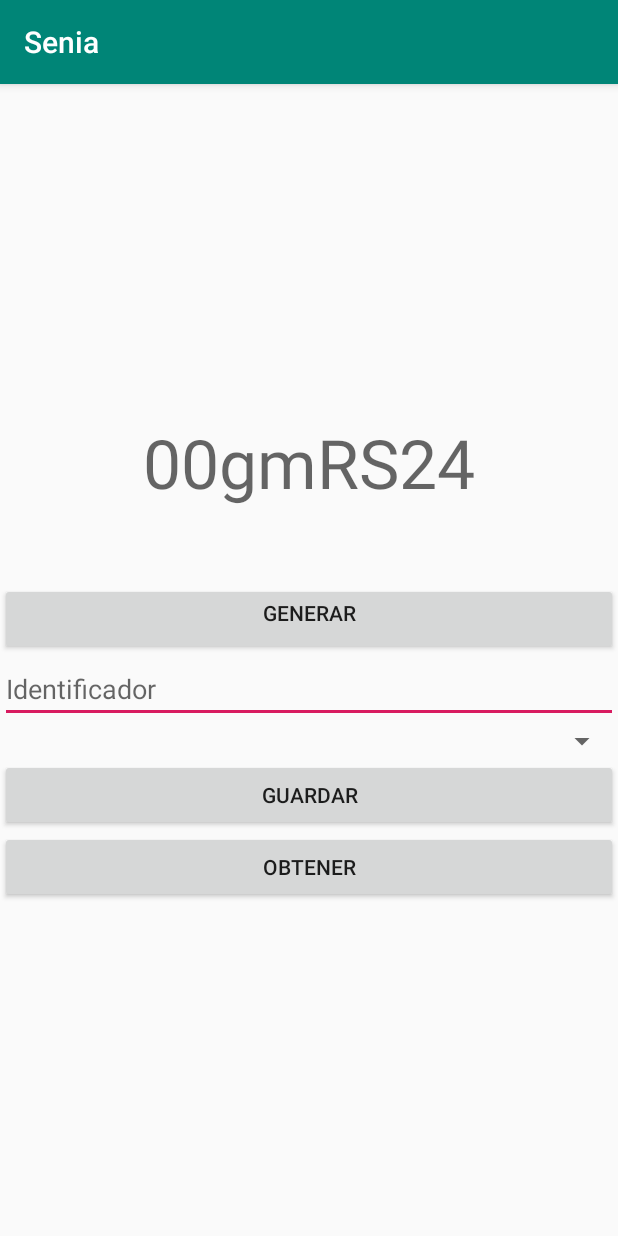
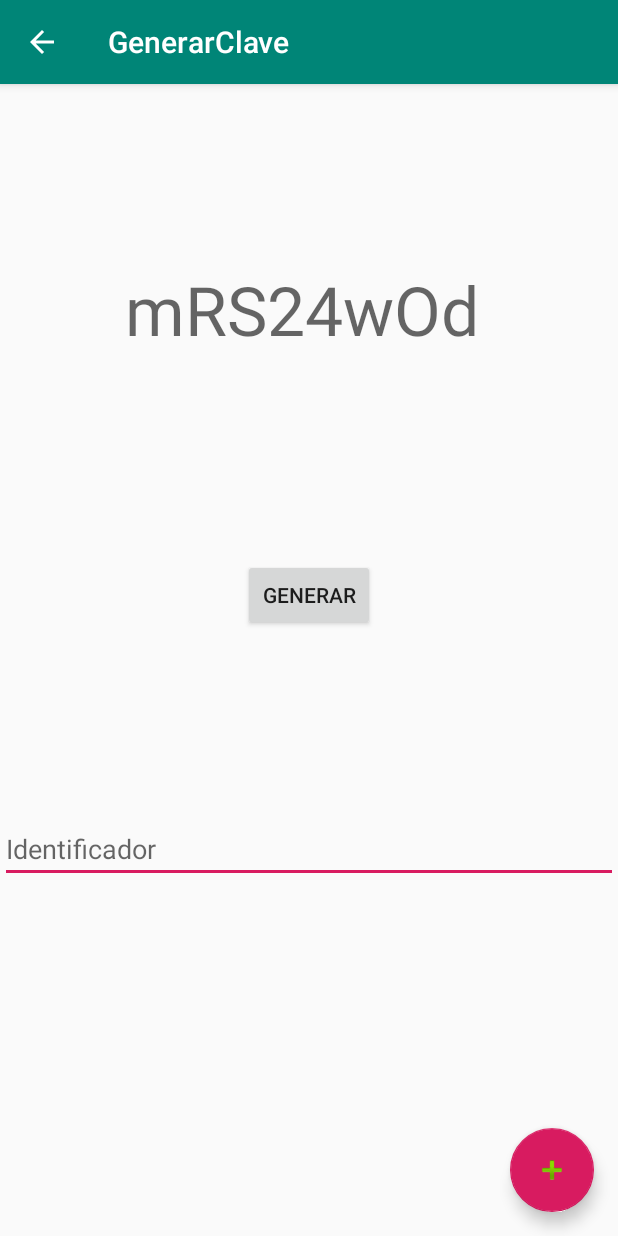
Before and after one commit to jokogarcia/Senia, an Android app: the screen it shows after launch (MainActivity before the commit, GenerarClave after it), after a tap on "GENERAR", on a phone screen of 412 x 824 dp. Run offline under Robolectric (Android 15) with nearby library versions, the phone set to English and light mode, and no system bars.

Commit message:
Mejorada interfaz de usuario. Generacion de clave en una nueva actividad

```diff
--- a/app/build.gradle
+++ b/app/build.gradle
@@ -24,11 +24,13 @@ android {
 
 dependencies {
     implementation fileTree(dir: 'libs', include: ['*.jar'])
-    implementation"org.jetbrains.kotlin:kotlin-stdlib-jdk7:$kotlin_version"
+    implementation "org.jetbrains.kotlin:kotlin-stdlib-jdk7:$kotlin_version"
     implementation 'androidx.appcompat:appcompat:1.0.2'
     implementation 'androidx.core:core-ktx:1.0.2'
     implementation 'androidx.constraintlayout:constraintlayout:1.1.3'
+    implementation 'com.google.android.material:material:1.0.0'
     testImplementation 'junit:junit:4.12'
     androidTestImplementation 'androidx.test:runner:1.1.1'
     androidTestImplementation 'androidx.test.espresso:espresso-core:3.1.1'
+
 }
--- /dev/null
+++ b/app/src/main/java/com/irazu/senia/GenerarClave.kt
@@ -0,0 +1,56 @@
+package com.irazu.senia
+
+import android.app.Activity
+import android.content.Intent
+import android.os.Bundle
+import com.google.android.material.snackbar.Snackbar
+import androidx.appcompat.app.AppCompatActivity
+
+import kotlinx.android.synthetic.main.activity_generar_clave.*
+import kotlinx.android.synthetic.main.activity_main.*
+import kotlinx.android.synthetic.main.activity_main.btnGenerar
+import kotlinx.android.synthetic.main.content_generar_clave.*
+
+class GenerarClave : AppCompatActivity() {
+    val charPool : List<Char> = ('a'..'z') + ('A'..'Z') + ('0'..'9')
+
+    override fun onCreate(savedInstanceState: Bundle?) {
+        super.onCreate(savedInstanceState)
+        setContentView(R.layout.activity_generar_clave)
+        setSupportActionBar(toolbar)
+
+        fab.setOnClickListener { view ->
+            var intentDeRetorno= Intent()
+            intentDeRetorno.putExtra("clave",tvClave.text.toString())
+            intentDeRetorno.putExtra("nombre",etNombre2.text.toString())
+            setResult(Activity.RESULT_OK,intentDeRetorno)
+            finish()
+        }
+        supportActionBar?.setDisplayHomeAsUpEnabled(true)
+        /*
+* OnClickListener Botón GENERAR
+*/
+        btnGenerar.setOnClickListener{
+            var pswd=RandomString.generar(charPool,8)
+            tvClave.text = pswd
+        }
+        if(savedInstanceState != null){
+            var tmp=savedInstanceState.getString(MENSAJE)
+            tvClave.text = tmp
+
+        }
+        btnGenerar.callOnClick()
+    }
+    override fun onSaveInstanceState(outState: Bundle?) {
+        outState?.run{
+            var tmp=tvClave.text.toString()
+            putString(MENSAJE,tmp)
+        }
+        super.onSaveInstanceState(outState)
+
+    }
+    companion object{
+        val MENSAJE ="mensaje"
+    }
+
+}
--- a/app/src/main/java/com/irazu/senia/MainActivity.kt
+++ b/app/src/main/java/com/irazu/senia/MainActivity.kt
@@ -1,12 +1,15 @@
 package com.irazu.senia
 
+import android.app.Activity
 import android.content.Context
+import android.content.Intent
 import android.content.SharedPreferences
 import android.graphics.Color
 import androidx.appcompat.app.AppCompatActivity
 import android.os.Bundle
 import android.os.PersistableBundle
 import android.view.View
+import android.widget.AdapterView
 import android.widget.ArrayAdapter
 import android.widget.Toast
 
@@ -16,75 +19,57 @@ import kotlinx.android.synthetic.main.activity_main.*
 class MainActivity : AppCompatActivity() {
     val charPool : List<Char> = ('a'..'z') + ('A'..'Z') + ('0'..'9')
     var mapa = mutableMapOf<String,String>()
+    lateinit var prefs:SharedPreferences
+    lateinit var adaptador:ArrayAdapter<String>
     override fun onCreate(savedInstanceState: Bundle?) {
         super.onCreate(savedInstanceState)
         setContentView(R.layout.activity_main)
         tvMensaje.text = "-------"
         //Crear / cargar archivo de preferencias compartidas
-        var prefs:SharedPreferences = getSharedPreferences("MisClaves", Context.MODE_PRIVATE)
+        prefs = getSharedPreferences("MisClaves", Context.MODE_PRIVATE)
 
         //Cargar valores guardados en mapa de claves
         var copy = prefs.all
-        for((clave,valor) in copy){
+        for ((clave, valor) in copy) {
             mapa.put(clave, valor as String)
         }
 
         //Crear interfaz para Spinner
-        var identificadores = ArrayList(mapa.keys)
-        val adaptador = ArrayAdapter(this,android.R.layout.simple_spinner_item,identificadores)
+
+        adaptador = ArrayAdapter(this, android.R.layout.simple_spinner_item, ArrayList(mapa.keys))
         adaptador.setDropDownViewResource(android.R.layout.simple_spinner_dropdown_item)
-        spIdentificador.adapter=adaptador
+        spIdentificador.adapter = adaptador
+        spIdentificador.onItemSelectedListener = object : AdapterView.OnItemSelectedListener {
+            override fun onNothingSelected(parent: AdapterView<*>?) {
+
+            }
+
+            override fun onItemSelected(
+                parent: AdapterView<*>?,
+                view: View?,
+                position: Int,
+                id: Long
+            ) {
+                val valorSeleccionado = parent?.adapter?.getItem(position).toString()
+                if (mapa.containsKey(valorSeleccionado)) {
+                    tvMensaje.text = mapa.get(valorSeleccionado)
+                }
+
+            }
+
+        }
+
 /*
 * OnClickListener Botón GENERAR
 */
-        btnGenerar.setOnClickListener{
-            var pswd=RandomString.generar(charPool,8)
-            tvMensaje.text = pswd
+        btnGenerar.setOnClickListener {
+            val intent = Intent(this, GenerarClave::class.java)
+            startActivityForResult(intent, GENERAR_CLAVE)
         }
-        if(savedInstanceState != null){
-            var tmp=savedInstanceState.getString(MENSAJE)
+        if (savedInstanceState != null) {
+            var tmp = savedInstanceState.getString(MENSAJE)
             tvMensaje.text = tmp
         }
-/*
-* OnClickListener Botón GUARDAR
-*/
-
-        btnGuardar.setOnClickListener{
-            var nombre=etNombre.text.toString()
-            var pass=tvMensaje.text.toString()
-            if(nombre == null || nombre.length == 0){
-                Toast.makeText(this,"Debe definir un nombre", Toast.LENGTH_LONG).show()
-                //return@setOnClickListener
-            } else {
-                mapa.put(nombre, pass)
-            }
-            //Almacenar en SharedPreferences
-            var editor = prefs.edit()
-            editor.putString(nombre,pass)
-            editor.commit()
-
-            //Actualizar SPINNER
-            adaptador.add(nombre)
-            adaptador.notifyDataSetChanged()
-
-        }
-/*
-* OnClickListener Botón OBTENER
-*/
-
-        btnObtener.setOnClickListener{
-            val valorSeleccionado = spIdentificador.selectedItem.toString()
-            if(mapa.containsKey(valorSeleccionado)) {
-                tvMensaje.text = mapa.get(valorSeleccionado)
-            }
-            else{
-                tvMensaje.text = "Clave no encontrada"
-            }
-
-
-        }
-
-
     }
 
     override fun onSaveInstanceState(outState: Bundle?) {
@@ -95,7 +80,40 @@ class MainActivity : AppCompatActivity() {
         super.onSaveInstanceState(outState)
 
     }
-companion object{
-    val MENSAJE ="mensaje"
+    override fun onActivityResult(requestCode: Int, resultCode: Int, data: Intent?) {
+        // Check which request we're responding to
+        if (requestCode == GENERAR_CLAVE) {
+            // Make sure the request was successful
+            if (resultCode == Activity.RESULT_OK) {
+                if(data != null)
+                {
+                    val nuevaClave = data.extras.getString("clave")
+                    val nuevoNombre = data.extras.getString("nombre")
+                    agregarValores(nuevoNombre,nuevaClave)
+
+                }
+            }
+        }
+    }
+    fun agregarValores(nombre:String,clave:String){
+
+        if(nombre =="" || clave == "")
+            return
+        //Agregar al mapa actual
+        mapa.put(nombre, clave)
+
+        //Agregar a almacenamiento permanente
+        var editor = prefs.edit()
+        var prefs:SharedPreferences = getSharedPreferences("MisClaves", Context.MODE_PRIVATE)
+        editor.putString(nombre, clave)
+        editor.commit()
+
+        //Actualizar SPINNER
+        adaptador.add(nombre)
+        adaptador.notifyDataSetChanged()
+    }
+    companion object{
+        val MENSAJE ="mensaje"
+        val GENERAR_CLAVE = 0
+    }
 }
-}
--- /dev/null
+++ b/app/src/main/res/layout/activity_generar_clave.xml
@@ -0,0 +1,33 @@
+<?xml version="1.0" encoding="utf-8"?>
+<androidx.coordinatorlayout.widget.CoordinatorLayout xmlns:android="http://schemas.android.com/apk/res/android"
+    xmlns:app="http://schemas.android.com/apk/res-auto"
+    xmlns:tools="http://schemas.android.com/tools"
+    android:layout_width="match_parent"
+    android:layout_height="match_parent"
+    tools:context=".GenerarClave">
+
+    <com.google.android.material.appbar.AppBarLayout
+        android:layout_width="match_parent"
+        android:layout_height="wrap_content"
+        android:theme="@style/AppTheme.AppBarOverlay">
+
+        <androidx.appcompat.widget.Toolbar
+            android:id="@+id/toolbar"
+            android:layout_width="match_parent"
+            android:layout_height="?attr/actionBarSize"
+            android:background="?attr/colorPrimary"
+            app:popupTheme="@style/AppTheme.PopupOverlay" />
+
+    </com.google.android.material.appbar.AppBarLayout>
+
+    <include layout="@layout/content_generar_clave" />
+
+    <com.google.android.material.floatingactionbutton.FloatingActionButton
+        android:id="@+id/fab"
+        android:layout_width="wrap_content"
+        android:layout_height="wrap_content"
+        android:layout_gravity="bottom|end"
+        android:layout_margin="@dimen/fab_margin"
+        app:srcCompat="@android:drawable/ic_input_add" />
+
+</androidx.coordinatorlayout.widget.CoordinatorLayout>
--- a/app/src/main/res/layout/activity_main.xml
+++ b/app/src/main/res/layout/activity_main.xml
@@ -17,6 +17,11 @@
         android:text="Hello World!"
         android:textAppearance="@style/TextAppearance.AppCompat.Display2" />
 
+    <Spinner
+        android:id="@+id/spIdentificador"
+        android:layout_width="match_parent"
+        android:layout_height="wrap_content" />
+
     <Button
         android:id="@+id/btnGenerar"
         android:layout_width="match_parent"
@@ -25,29 +30,4 @@
         android:gravity="center_horizontal"
         android:text="@string/generar" />
 
-    <EditText
-        android:id="@+id/etNombre"
-        android:layout_width="match_parent"
-        android:layout_height="wrap_content"
-        android:ems="10"
-        android:hint="@string/identificador"
-        android:inputType="textPersonName" />
-
-    <Spinner
-        android:id="@+id/spIdentificador"
-        android:layout_width="match_parent"
-        android:layout_height="wrap_content" />
-
-    <Button
-        android:id="@+id/btnGuardar"
-        android:layout_width="match_parent"
-        android:layout_height="wrap_content"
-        android:text="@string/guardar" />
-
-    <Button
-        android:id="@+id/btnObtener"
-        android:layout_width="match_parent"
-        android:layout_height="wrap_content"
-        android:text="@string/obtener" />
-
 </LinearLayout>
--- /dev/null
+++ b/app/src/main/res/layout/content_generar_clave.xml
@@ -0,0 +1,57 @@
+<?xml version="1.0" encoding="utf-8"?>
+<androidx.constraintlayout.widget.ConstraintLayout xmlns:android="http://schemas.android.com/apk/res/android"
+    xmlns:app="http://schemas.android.com/apk/res-auto"
+    xmlns:tools="http://schemas.android.com/tools"
+    android:layout_width="match_parent"
+    android:layout_height="match_parent"
+    app:layout_behavior="@string/appbar_scrolling_view_behavior"
+    tools:context=".GenerarClave"
+    tools:showIn="@layout/activity_generar_clave">
+
+    <EditText
+        android:id="@+id/etNombre2"
+        android:layout_width="match_parent"
+        android:layout_height="wrap_content"
+        android:layout_marginTop="61dp"
+        android:layout_marginBottom="266dp"
+        android:ems="10"
+        android:hint="@string/identificador"
+        android:inputType="textPersonName"
+        app:layout_constraintBottom_toBottomOf="parent"
+        app:layout_constraintEnd_toEndOf="parent"
+        app:layout_constraintStart_toStartOf="parent"
+        app:layout_constraintTop_toBottomOf="@+id/btnGenerar" />
+
+    <TextView
+        android:id="@+id/tvClave"
+        android:layout_width="wrap_content"
+        android:layout_height="wrap_content"
+        android:layout_marginStart="192dp"
+        android:layout_marginLeft="192dp"
+        android:layout_marginTop="120dp"
+        android:layout_marginEnd="195dp"
+        android:layout_marginRight="195dp"
+        android:text="@string/identificador"
+        android:textAppearance="@style/TextAppearance.AppCompat.Display2"
+        app:layout_constraintEnd_toEndOf="parent"
+        app:layout_constraintHorizontal_bias="0.516"
+        app:layout_constraintStart_toStartOf="parent"
+        app:layout_constraintTop_toTopOf="parent" />
+
+    <Button
+        android:id="@+id/btnGenerar"
+        android:layout_width="wrap_content"
+        android:layout_height="wrap_content"
+        android:layout_marginStart="196dp"
+        android:layout_marginLeft="196dp"
+        android:layout_marginTop="166dp"
+        android:layout_marginEnd="198dp"
+        android:layout_marginRight="198dp"
+        android:layout_marginBottom="61dp"
+        android:text="@string/generar"
+        app:layout_constraintBottom_toTopOf="@+id/etNombre2"
+        app:layout_constraintEnd_toEndOf="parent"
+        app:layout_constraintHorizontal_bias="0.492"
+        app:layout_constraintStart_toStartOf="parent"
+        app:layout_constraintTop_toBottomOf="@+id/tvClave" />
+</androidx.constraintlayout.widget.ConstraintLayout>
--- /dev/null
+++ b/app/src/main/res/values/dimens.xml
@@ -0,0 +1,3 @@
+<resources>
+    <dimen name="fab_margin">16dp</dimen>
+</resources>
--- a/app/src/main/res/values/strings.xml
+++ b/app/src/main/res/values/strings.xml
@@ -4,4 +4,5 @@
     <string name="guardar">Guardar</string>
     <string name="obtener">Obtener</string>
     <string name="identificador">Identificador</string>
+    <string name="title_activity_generar_clave">GenerarClave</string>
 </resources>
--- a/app/src/main/res/values/styles.xml
+++ b/app/src/main/res/values/styles.xml
@@ -8,4 +8,13 @@
         <item name="colorAccent">@color/colorAccent</item>
     </style>
 
+    <style name="AppTheme.NoActionBar">
+        <item name="windowActionBar">false</item>
+        <item name="windowNoTitle">true</item>
+    </style>
+
+    <style name="AppTheme.AppBarOverlay" parent="ThemeOverlay.AppCompat.Dark.ActionBar" />
+
+    <style name="AppTheme.PopupOverlay" parent="ThemeOverlay.AppCompat.Light" />
+
 </resources>
```
Also changed, not shown: app/src/main/AndroidManifest.xml (+10 -0 lines).
